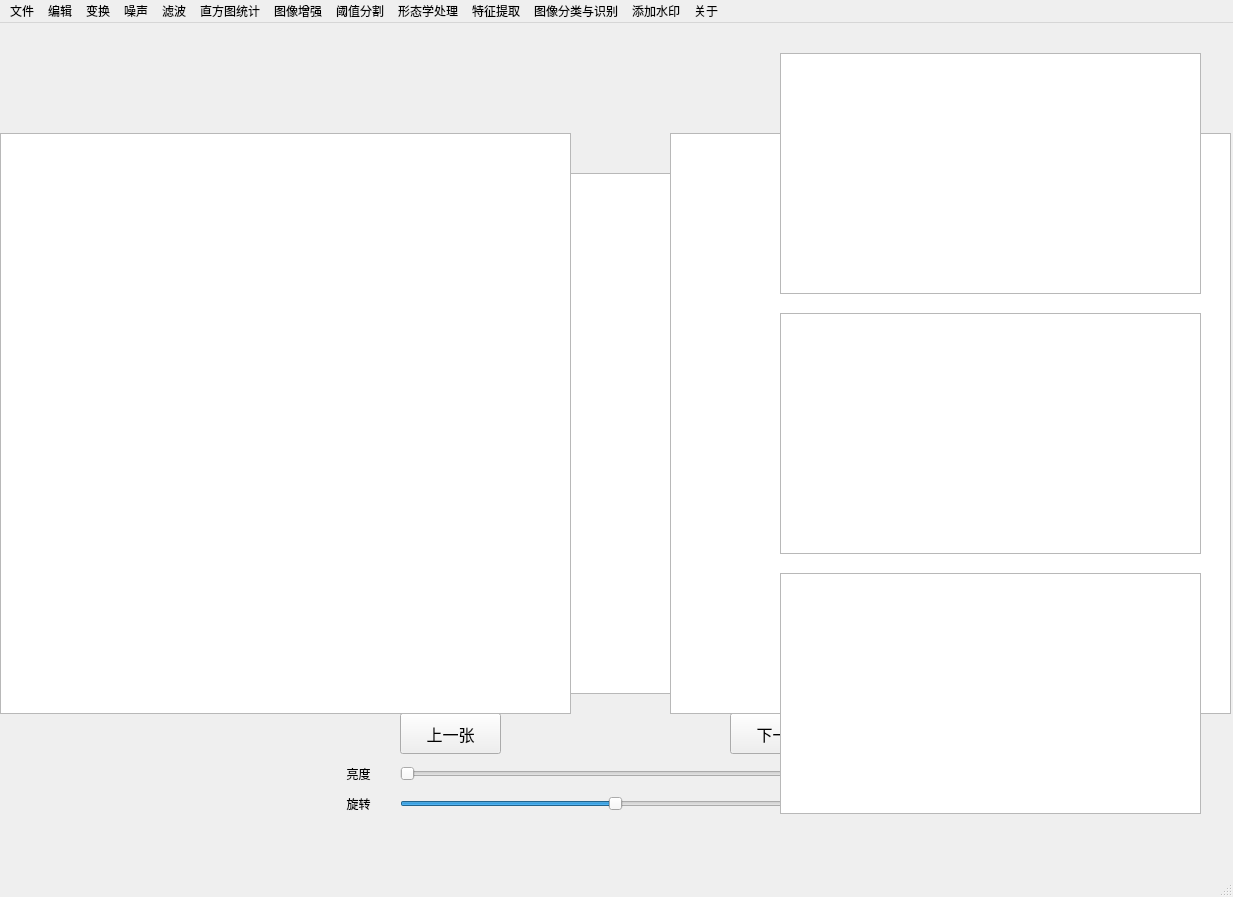
Before: the Qt Designer form com/jyy/ui/UIModel.ui in Jiangyaoyu/DigitalGraphEndWork, drawn with Qt 5.
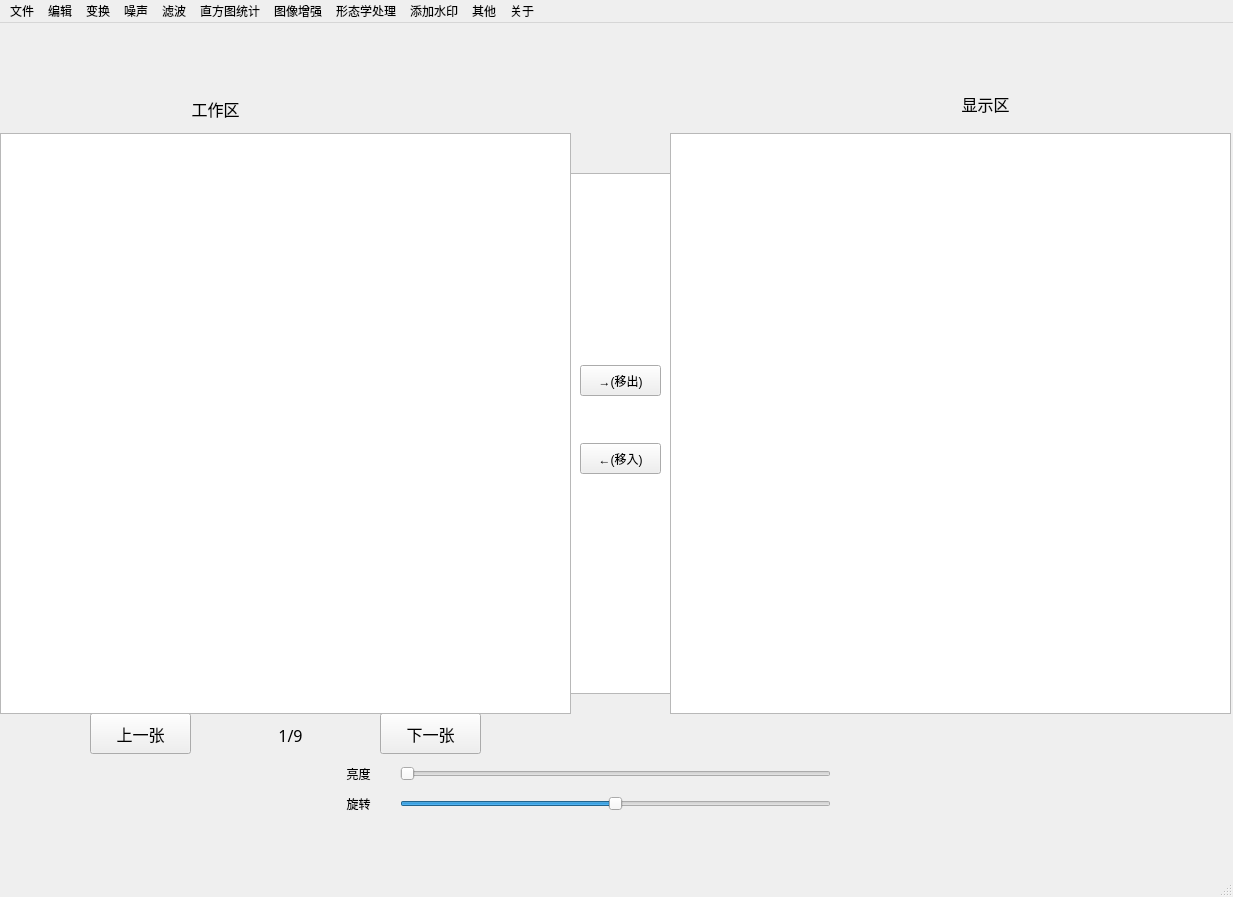
After: the same form once the commit is applied.

The edit to the form file:
```diff
--- a/com/jyy/ui/UIModel.ui
+++ b/com/jyy/ui/UIModel.ui
@@ -30,7 +30,7 @@
    <widget class="QPushButton" name="back">
     <property name="geometry">
      <rect>
-      <x>400</x>
+      <x>90</x>
       <y>690</y>
       <width>101</width>
       <height>41</height>
@@ -48,7 +48,7 @@
    <widget class="QPushButton" name="next">
     <property name="geometry">
      <rect>
-      <x>730</x>
+      <x>380</x>
       <y>690</y>
       <width>101</width>
       <height>41</height>
@@ -147,34 +147,96 @@
      <enum>Qt::Horizontal</enum>
     </property>
    </widget>
-   <widget class="QGraphicsView" name="graphicsViewRightTop">
+   <widget class="QPushButton" name="leftRightButton">
     <property name="geometry">
      <rect>
-      <x>780</x>
-      <y>30</y>
-      <width>421</width>
-      <height>241</height>
+      <x>580</x>
+      <y>342</y>
+      <width>81</width>
+      <height>31</height>
      </rect>
     </property>
+    <property name="text">
+     <string>→(移出)</string>
+    </property>
    </widget>
-   <widget class="QGraphicsView" name="graphicsViewRightCenter">
+   <widget class="QPushButton" name="rightLeftButton">
     <property name="geometry">
      <rect>
-      <x>780</x>
-      <y>550</y>
-      <width>421</width>
-      <height>241</height>
+      <x>580</x>
+      <y>420</y>
+      <width>81</width>
+      <height>31</height>
      </rect>
     </property>
+    <property name="text">
+     <string>←(移入)</string>
+    </property>
    </widget>
-   <widget class="QGraphicsView" name="graphicsView_3">
+   <widget class="QLabel" name="showCount">
     <property name="geometry">
      <rect>
-      <x>780</x>
-      <y>290</y>
-      <width>421</width>
-      <height>241</height>
+      <x>260</x>
+      <y>692</y>
+      <width>61</width>
+      <height>41</height>
      </rect>
+    </property>
+    <property name="font">
+     <font>
+      <family>Agency FB</family>
+      <pointsize>12</pointsize>
+     </font>
+    </property>
+    <property name="text">
+     <string>1/9</string>
+    </property>
+    <property name="alignment">
+     <set>Qt::AlignCenter</set>
+    </property>
+   </widget>
+   <widget class="QLabel" name="label_2">
+    <property name="geometry">
+     <rect>
+      <x>180</x>
+      <y>70</y>
+      <width>71</width>
+      <height>31</height>
+     </rect>
+    </property>
+    <property name="font">
+     <font>
+      <family>Agency FB</family>
+      <pointsize>12</pointsize>
+     </font>
+    </property>
+    <property name="text">
+     <string>工作区</string>
+    </property>
+    <property name="alignment">
+     <set>Qt::AlignCenter</set>
+    </property>
+   </widget>
+   <widget class="QLabel" name="label_3">
+    <property name="geometry">
+     <rect>
+      <x>940</x>
+      <y>60</y>
+      <width>91</width>
+      <height>41</height>
+     </rect>
+    </property>
+    <property name="font">
+     <font>
+      <family>Agency FB</family>
+      <pointsize>12</pointsize>
+     </font>
+    </property>
+    <property name="text">
+     <string>显示区</string>
+    </property>
+    <property name="alignment">
+     <set>Qt::AlignCenter</set>
     </property>
    </widget>
   </widget>
@@ -292,29 +354,17 @@
     <addaction name="YCbCrColorModel"/>
     <addaction name="HSVColorModel"/>
    </widget>
-   <widget class="QMenu" name="thresholdValue">
-    <property name="title">
-     <string>阈值分割</string>
-    </property>
-   </widget>
    <widget class="QMenu" name="menu_9">
     <property name="title">
      <string>形态学处理</string>
     </property>
     <addaction name="closeProcess"/>
     <addaction name="openProcess"/>
-   </widget>
-   <widget class="QMenu" name="FeatuerExtraction">
-    <property name="title">
-     <string>特征提取</string>
-    </property>
-   </widget>
-   <widget class="QMenu" name="menu_11">
-    <property name="title">
-     <string>图像分类与识别</string>
-    </property>
-    <addaction name="classfic"/>
-    <addaction name="recognize"/>
+    <addaction name="dilate"/>
+    <addaction name="erode"/>
+    <addaction name="xingtaiixuetidu"/>
+    <addaction name="dingmao"/>
+    <addaction name="heimao"/>
    </widget>
    <widget class="QMenu" name="about">
     <property name="title">
@@ -326,7 +376,14 @@
      <string>添加水印</string>
     </property>
     <addaction name="addTextMark"/>
-    <addaction name="addGraphMask"/>
+   </widget>
+   <widget class="QMenu" name="other">
+    <property name="title">
+     <string>其他</string>
+    </property>
+    <addaction name="thresholdValue"/>
+    <addaction name="FeatureExtraction"/>
+    <addaction name="ImgClassfiyAndRcong"/>
    </widget>
    <addaction name="menu"/>
    <addaction name="menu_2"/>
@@ -335,11 +392,9 @@
    <addaction name="menu_5"/>
    <addaction name="menu_6"/>
    <addaction name="menu_7"/>
-   <addaction name="thresholdValue"/>
    <addaction name="menu_9"/>
-   <addaction name="FeatuerExtraction"/>
-   <addaction name="menu_11"/>
    <addaction name="menu_8"/>
+   <addaction name="other"/>
    <addaction name="about"/>
   </widget>
   <widget class="QStatusBar" name="statusbar"/>
```
Left out of the diff: 242 changed lines with no effect on the pictures.
